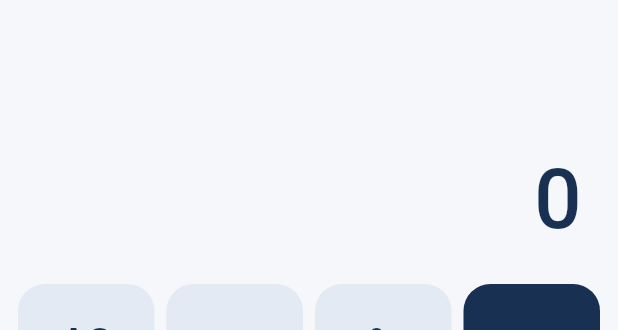
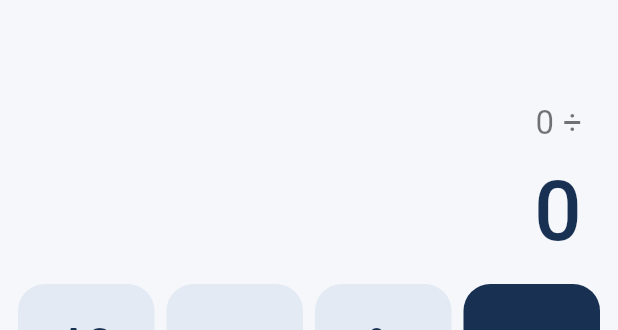
Before and after one commit to ediptan01-commits/-cep-asistan, a Flutter app: the CalculatorPage widget shown alone on an empty page, opened directly, after a tap on an icon or button, on a phone screen of 412 x 824 dp. Shown: the top 330 px of the screen. Run offline on Flutter 3.47's test engine with Material 3 defaults, Android fonts, the phone set to English and light mode, and no system bars; our stand-ins replace flutter_local_notifications, image_picker, in_app_purchase, pdf, share_plus, shared_preferences and 1 more; accounts and stored records are empty.

Commit message:
Update main.dart

```diff
--- a/lib/main.dart
+++ b/lib/main.dart
@@ -1083,6 +1083,7 @@ class CalculatorPage extends StatefulWidget {
 
 class _CalculatorPageState extends State<CalculatorPage> {
   String display = '0';
+  String expression = '';
   double? storedValue;
   String? operation;
   bool startNewNumber = false;
@@ -1091,6 +1092,7 @@ class _CalculatorPageState extends State<CalculatorPage> {
     setState(() {
       if (key == 'AC') {
         display = '0';
+        expression = '';
         storedValue = null;
         operation = null;
         startNewNumber = false;
@@ -1112,6 +1114,7 @@ class _CalculatorPageState extends State<CalculatorPage> {
       } else if (['+', '−', '×', '÷'].contains(key)) {
         storedValue = _number(display);
         operation = key;
+        expression = '$display $key';
         startNewNumber = true;
       } else if (key == '=') {
         final left = storedValue;
@@ -1124,6 +1127,7 @@ class _CalculatorPageState extends State<CalculatorPage> {
             '÷' => right == 0 ? null : left / right,
             _ => null,
           };
+          expression = '$left $operation $right =';
           display = answer == null ? 'Hata' : _format(answer);
           storedValue = null;
           operation = null;
@@ -1131,6 +1135,7 @@ class _CalculatorPageState extends State<CalculatorPage> {
         }
       } else if (key == '.') {
         if (startNewNumber || display == 'Hata') {
+          if (operation == null) expression = '';
           display = '0.';
           startNewNumber = false;
         } else if (!display.contains('.')) {
@@ -1138,6 +1143,7 @@ class _CalculatorPageState extends State<CalculatorPage> {
         }
       } else {
         if (startNewNumber || display == '0' || display == 'Hata') {
+          if (operation == null) expression = '';
           display = key;
           startNewNumber = false;
         } else if (display.replaceAll('-', '').replaceAll('.', '').length < 14) {
@@ -1179,10 +1185,30 @@ class _CalculatorPageState extends State<CalculatorPage> {
                 SizedBox(
                   height: constraints.maxHeight * .22,
                   width: double.infinity,
-                  child: Container(
-                    alignment: Alignment.bottomRight,
-                    padding: const EdgeInsets.symmetric(horizontal: 12, vertical: 16),
+                  child: Padding(
+                    padding: const EdgeInsets.symmetric(horizontal: 12, vertical: 8),
+                    child: Column(
+                      crossAxisAlignment: CrossAxisAlignment.end,
+                      mainAxisAlignment: MainAxisAlignment.end,
+                      children: [
+                        if (expression.isNotEmpty)
+                          SizedBox(
+                            width: double.infinity,
                             child: FittedBox(
+                              fit: BoxFit.scaleDown,
+                              alignment: Alignment.centerRight,
+                              child: Text(
+                                expression,
+                                maxLines: 1,
+                                style: const TextStyle(
+                                  fontSize: 22,
+                                  color: Colors.black54,
+                                ),
+                              ),
+                            ),
+                          ),
+                        const SizedBox(height: 4),
+                        FittedBox(
                           fit: BoxFit.scaleDown,
                           alignment: Alignment.centerRight,
                           child: Text(
@@ -1194,6 +1220,8 @@ class _CalculatorPageState extends State<CalculatorPage> {
                               color: navy,
                             ),
                           ),
+                        ),
+                      ],
                     ),
                   ),
                 ),
```
Lines whose indentation alone changed are shown as unchanged.
